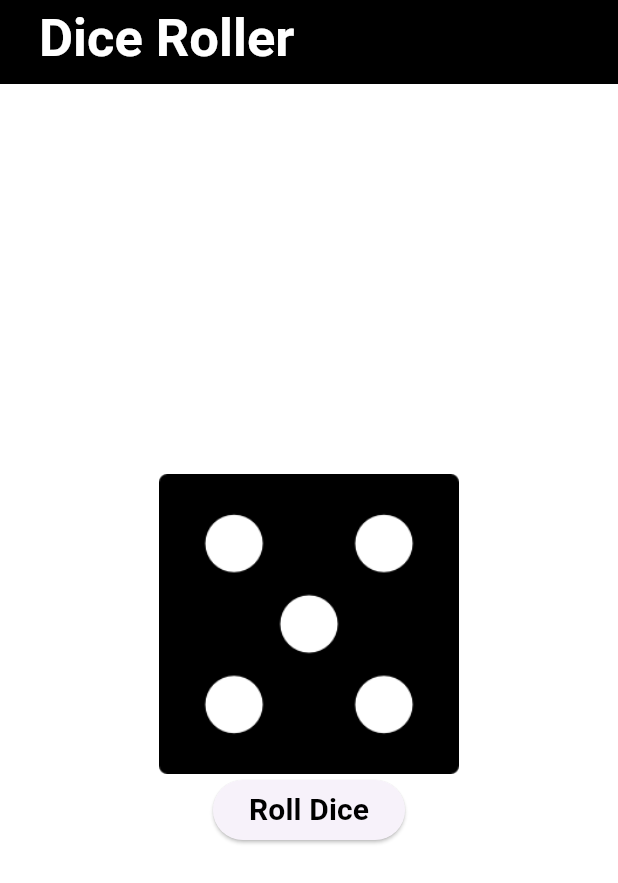
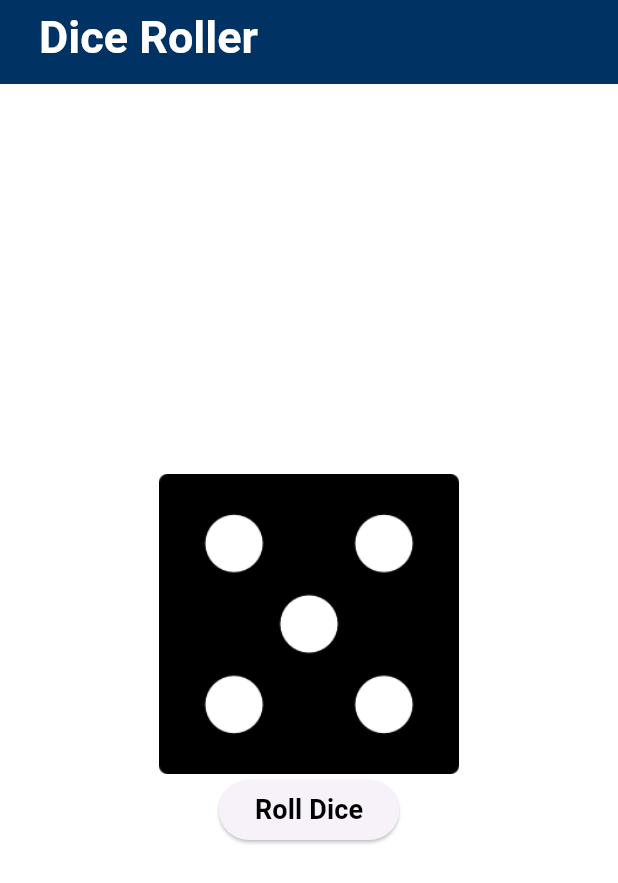
Before and after one commit to Anshikagoel11/Dice_roller, a Flutter app: the screen it shows after launch, after a tap on "Roll Dice", on a phone screen of 412 x 824 dp. Shown: the top 883 px of the screen. Run offline on Flutter 3.47's test engine with Material 3 defaults, Android fonts, the phone set to English and light mode, and no system bars.

Commit message:
changes appbar bgc

```diff
--- /dev/null
+++ b/lib/Home.dart
@@ -0,0 +1,50 @@
+
+import 'dart:math';
+
+import 'package:flutter/material.dart';
+
+class HomePage extends StatefulWidget {
+  const HomePage({super.key});
+
+  @override
+  State<HomePage> createState() => _HomePageState();
+}
+
+class _HomePageState extends State<HomePage> {
+  int num=1;
+  void rolldice(){
+    setState(() {
+      num = Random().nextInt(6)+1;  //since random generates numbers from 0
+    });
+  }
+  @override
+  Widget build(BuildContext context) {
+    return Scaffold(
+      backgroundColor: Colors.white,
+
+      appBar: AppBar(
+        title: const Padding(
+          padding: EdgeInsets.only(left: 10,top: 15,bottom: 20),
+          child:  Text("Dice Roller" , style: TextStyle(color: Colors.white , fontSize: 30,fontWeight:FontWeight.bold),
+          ),
+        ),
+        backgroundColor: Color.fromRGBO(0, 50, 100,1),
+      ),
+
+      body: Center(
+        child: Column(
+          mainAxisAlignment: MainAxisAlignment.center,
+          children: [
+            Image.asset('assests/images/dice/dice$num.png',height: 200,),
+            ElevatedButton(
+              onPressed: rolldice,
+              child: const Text("Roll Dice",style: const TextStyle(fontWeight: FontWeight.bold,fontSize: 18,color: Colors.black),
+              ),
+            )
+          ],
+        ),
+      ),
+    );
+
+  }
+}
--- a/lib/main.dart
+++ b/lib/main.dart
@@ -1,7 +1,7 @@
 import 'package:flutter/material.dart';
-import 'dart:math';
+import 'Home.dart';
 void main(){
-  runApp(const Dice());
+  runApp(Dice());
 }
 
 class Dice extends StatelessWidget {
@@ -11,48 +11,8 @@ class Dice extends StatelessWidget {
   Widget build(BuildContext context) {
     return const MaterialApp(
       title: "DiceRoller",
+      debugShowCheckedModeBanner: false,
       home: HomePage(),
     );
   }
 }
-
-class HomePage extends StatefulWidget {
-  const HomePage({super.key});
-
-  @override
-  State<HomePage> createState() => _HomePageState();
-}
-
-class _HomePageState extends State<HomePage> {
-  int num=1;
-  @override
-  Widget build(BuildContext context) {
-    return Scaffold(
-      backgroundColor: Colors.white,
-      appBar: AppBar(
-        title: const Padding(
-          padding: EdgeInsets.only(left: 10,top: 15,bottom: 20),
-          child:  Text("Dice Roller" , style: TextStyle(color: Colors.white , fontSize: 35,fontWeight:FontWeight.bold),
-          ),
-        ),
-        backgroundColor: Colors.black,
-      ),
-      body: Center(
-        child: Column(
-          mainAxisAlignment: MainAxisAlignment.center,
-          children: [
-            Image.asset('assests/images/dice/dice$num.png',height: 200,width: 200,),
-            ElevatedButton(onPressed: (){
-              setState(() {
-                num = Random().nextInt(6)+1;  //since random generates numbers from 0
-              });
-            },
-                child: const Text("Roll Dice",style: const TextStyle(fontWeight: FontWeight.bold,fontSize: 20,color: Colors.black),
-                ),
-            )
-          ],
-        ),
-      ),
-    );
-  }
-}
--- a/pubspec.yaml
+++ b/pubspec.yaml
@@ -32,9 +32,11 @@ dependencies:
     sdk: flutter
 
 
+
   # The following adds the Cupertino Icons font to your application.
   # Use with the CupertinoIcons class for iOS style icons.
   cupertino_icons: ^1.0.8
+  flutter_launcher_icons: ^0.14.1
 
 dev_dependencies:
   flutter_test:
```
Also changed, not shown: pubspec.lock.
